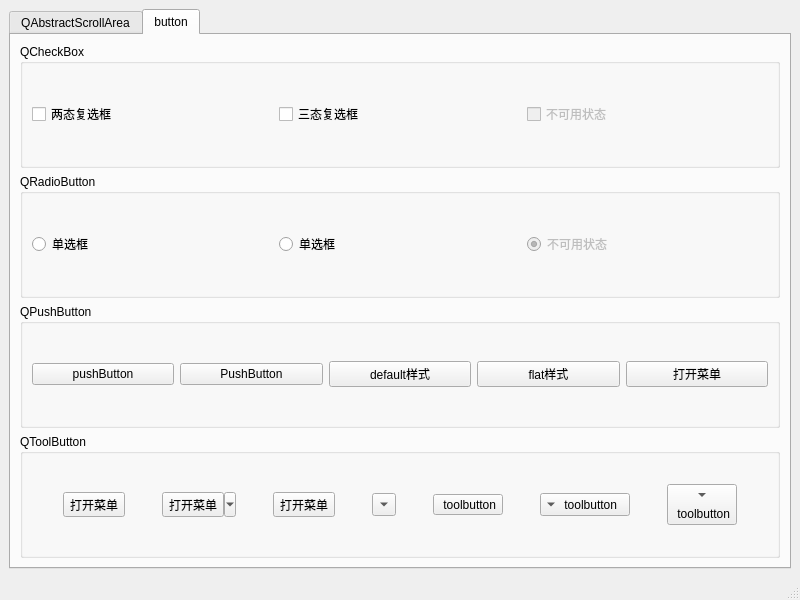
Before: the Qt Designer form QStyleDemo/QssDemo/mainwindow.ui in mahuifa/QMDemo, drawn with Qt 5.
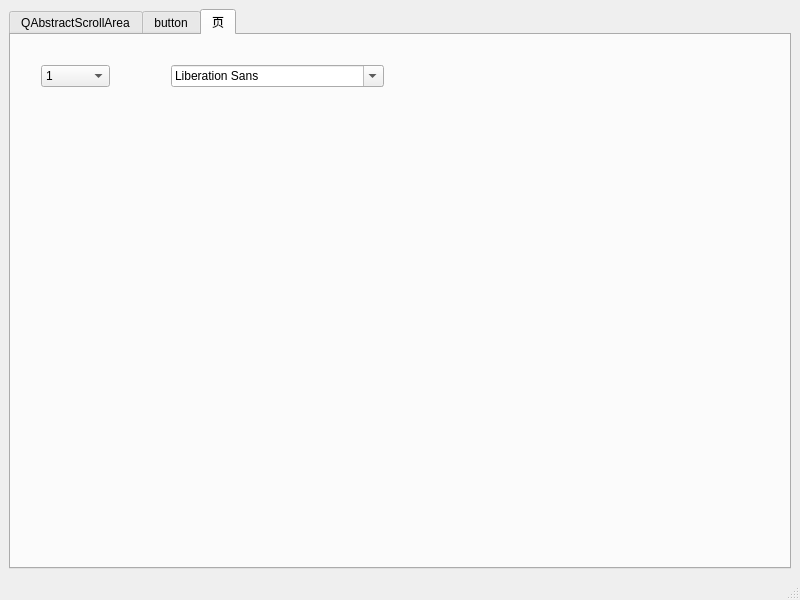
After: the same form once the commit is applied.

Commit message:
新功能：实现QssDemo功能
    1、实现QComboBox样式;

What changed in the file:
```diff
--- a/QStyleDemo/QssDemo/mainwindow.ui
+++ b/QStyleDemo/QssDemo/mainwindow.ui
@@ -21,7 +21,7 @@
        <string notr="true"/>
       </property>
       <property name="currentIndex">
-       <number>1</number>
+       <number>2</number>
       </property>
       <widget class="QWidget" name="tab">
        <attribute name="title">
@@ -563,6 +563,60 @@
         </item>
        </layout>
       </widget>
+      <widget class="QWidget" name="tab_3">
+       <attribute name="title">
+        <string>页</string>
+       </attribute>
+       <widget class="QComboBox" name="comboBox">
+        <property name="geometry">
+         <rect>
+          <x>30</x>
+          <y>30</y>
+          <width>69</width>
+          <height>22</height>
+         </rect>
+        </property>
+        <property name="styleSheet">
+         <string notr="true"/>
+        </property>
+        <property name="insertPolicy">
+         <enum>QComboBox::InsertAtBottom</enum>
+        </property>
+        <item>
+         <property name="text">
+          <string>1</string>
+         </property>
+        </item>
+        <item>
+         <property name="text">
+          <string>2</string>
+         </property>
+        </item>
+        <item>
+         <property name="text">
+          <string>3</string>
+         </property>
+        </item>
+        <item>
+         <property name="text">
+          <string>4</string>
+         </property>
+        </item>
+       </widget>
+       <widget class="QFontComboBox" name="fontComboBox">
+        <property name="geometry">
+         <rect>
+          <x>160</x>
+          <y>30</y>
+          <width>213</width>
+          <height>22</height>
+         </rect>
+        </property>
+        <property name="writingSystem">
+         <enum>QFontDatabase::Any</enum>
+        </property>
+       </widget>
+      </widget>
      </widget>
     </item>
    </layout>
```
The commit also changes 1 other file.
